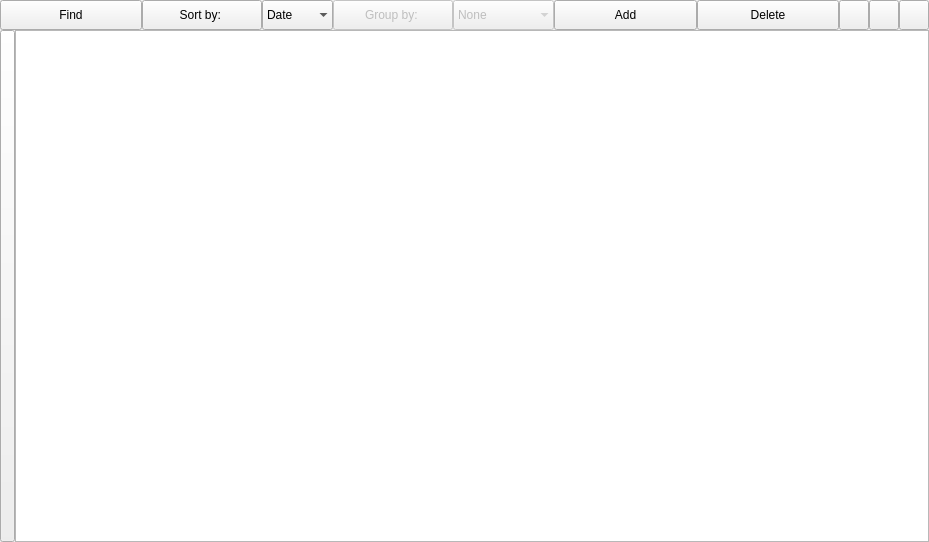
Old version of the form Sources/library_layout.ui in the repository JerryShe/O-Reader.
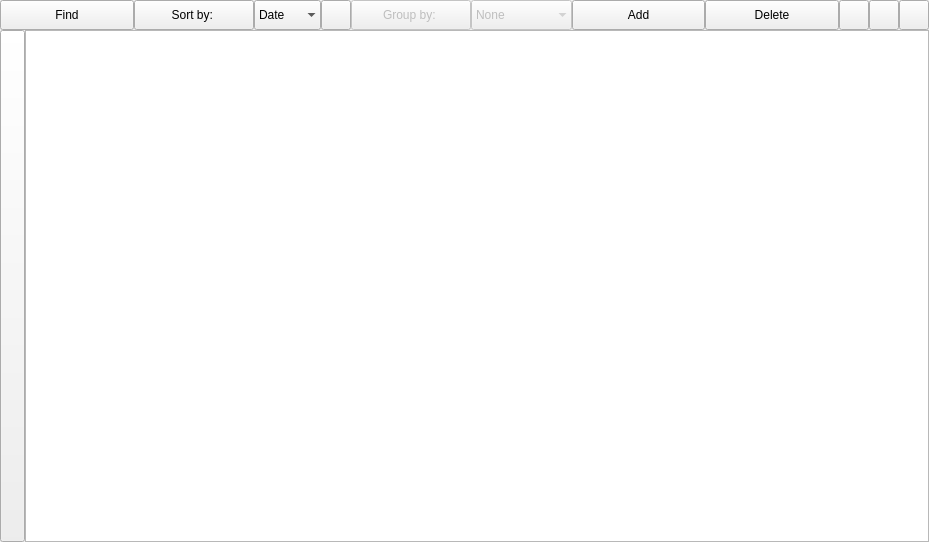
New version of the form. Custom widgets are drawn as their Qt base class.

Commit message: library proxy model added

```diff
--- a/Sources/library_layout.ui
+++ b/Sources/library_layout.ui
@@ -30,7 +30,7 @@
     <number>0</number>
    </property>
    <item>
-    <layout class="QHBoxLayout" name="LibraryButtons" stretch="2,1,1,1,1,2,2,0,0,0">
+    <layout class="QHBoxLayout" name="LibraryButtons" stretch="2,1,1,0,1,1,2,2,0,0,0">
      <property name="spacing">
       <number>0</number>
      </property>
@@ -133,6 +133,28 @@
        </item>
       </widget>
      </item>
+     <item>
+      <widget class="QPushButton" name="_SortDirection">
+       <property name="minimumSize">
+        <size>
+         <width>30</width>
+         <height>30</height>
+        </size>
+       </property>
+       <property name="maximumSize">
+        <size>
+         <width>30</width>
+         <height>30</height>
+        </size>
+       </property>
+       <property name="text">
+        <string/>
+       </property>
+       <property name="checkable">
+        <bool>true</bool>
+       </property>
+      </widget>
+     </item>
      <item>
       <widget class="QPushButton" name="_Group">
        <property name="enabled">
@@ -347,13 +369,13 @@
        </property>
        <property name="minimumSize">
         <size>
-         <width>15</width>
+         <width>25</width>
          <height>0</height>
         </size>
        </property>
        <property name="maximumSize">
         <size>
-         <width>15</width>
+         <width>25</width>
          <height>16777215</height>
         </size>
        </property>
```
The commit also changes 24 other files.
